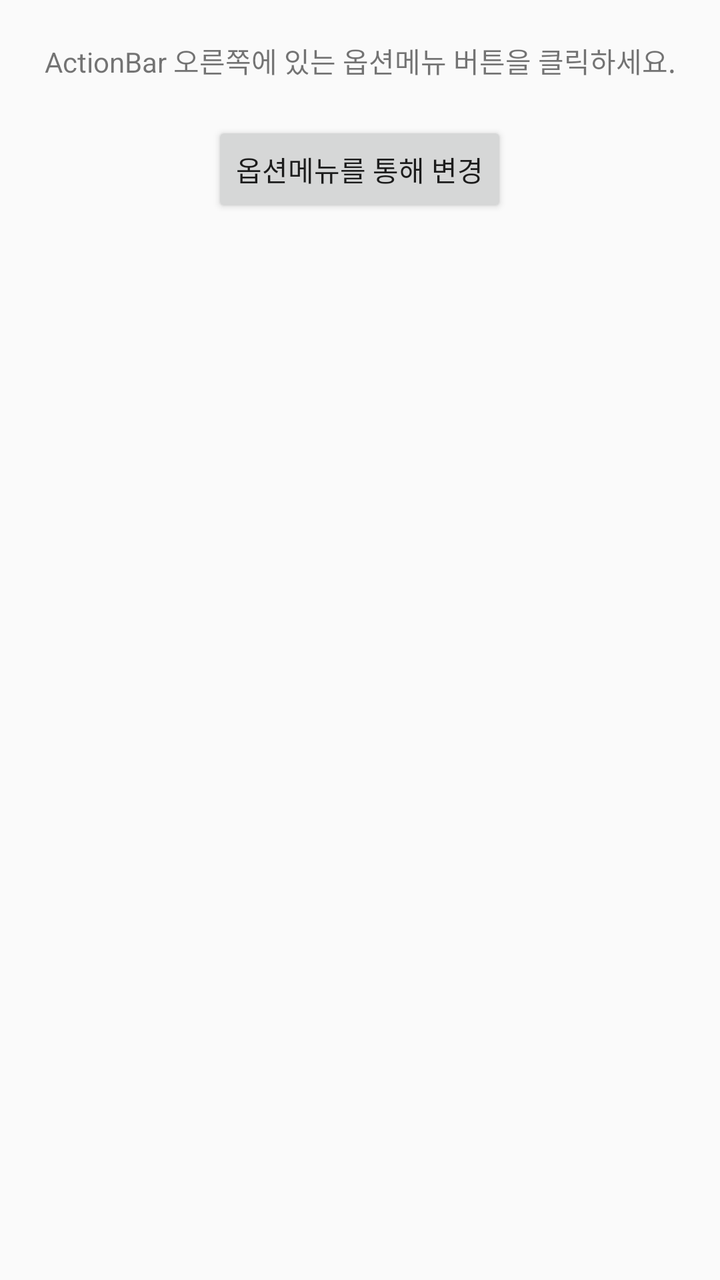
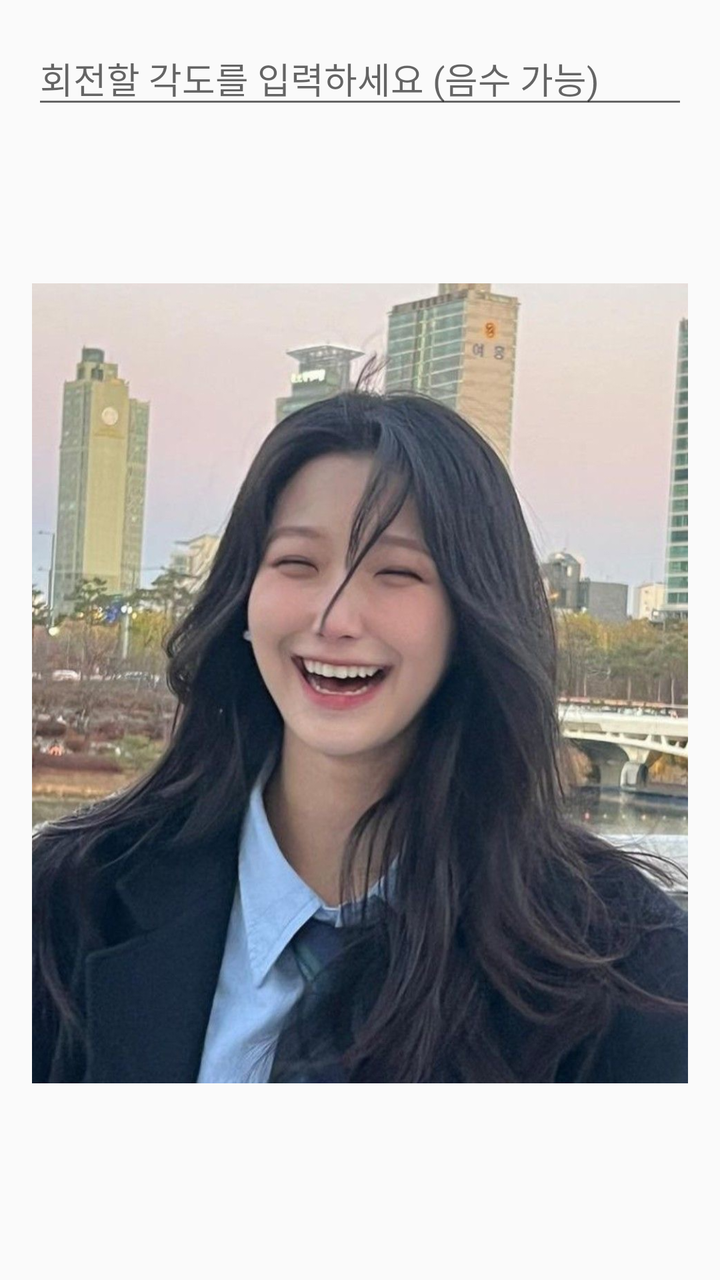

Before-and-after screenshots of an Android layout around one commit, followed by the original layout XML and the change that was made.
<!-- AndroidManifest.xml: application theme Theme.AppCompat.Light.DarkActionBar -->
<!-- res/layout/activity_main.xml -->
<?xml version="1.0" encoding="utf-8"?>
<LinearLayout xmlns:android="http://schemas.android.com/apk/res/android"
    xmlns:app="http://schemas.android.com/apk/res-auto"
    xmlns:tools="http://schemas.android.com/tools"
    android:id="@+id/main"
    android:layout_width="match_parent"
    android:layout_height="match_parent"
    android:gravity="center_horizontal"
    android:orientation="vertical"
    tools:context=".MainActivity">

    <TextView
        android:layout_width="match_parent"
        android:layout_height="wrap_content"
        android:layout_marginTop="20dp"
        android:layout_marginBottom="20dp"
        android:gravity="center_horizontal"
        android:text="ActionBar 오른쪽에 있는 옵션메뉴 버튼을 클릭하세요." />

    <Button
        android:id="@+id/btn"
        android:layout_width="wrap_content"
        android:layout_height="wrap_content"
        android:text="옵션메뉴를 통해 변경"/>
</LinearLayout>
<!-- resources referenced by this layout -->
<resources>

</resources>

<!-- the commit's change to res/layout/activity_main.xml (unified diff, before → after) -->
@@ -1,25 +1,27 @@
 <?xml version="1.0" encoding="utf-8"?>
 <LinearLayout xmlns:android="http://schemas.android.com/apk/res/android"
-    xmlns:app="http://schemas.android.com/apk/res-auto"
     xmlns:tools="http://schemas.android.com/tools"
     android:id="@+id/main"
     android:layout_width="match_parent"
     android:layout_height="match_parent"
     android:gravity="center_horizontal"
     android:orientation="vertical"
+    android:padding="16dp"
     tools:context=".MainActivity">
 
-    <TextView
+    <EditText
+        android:id="@+id/editDegree"
         android:layout_width="match_parent"
         android:layout_height="wrap_content"
+        android:hint="회전할 각도를 입력하세요 (음수 가능)"
+        android:inputType="numberSigned|numberDecimal"/>
+
+    <ImageView
+        android:id="@+id/imageView"
+        android:layout_width="wrap_content"
+        android:layout_height="match_parent"
         android:layout_marginTop="20dp"
         android:layout_marginBottom="20dp"
-        android:gravity="center_horizontal"
-        android:text="ActionBar 오른쪽에 있는 옵션메뉴 버튼을 클릭하세요." />
+        android:src="@drawable/img01" />
 
-    <Button
-        android:id="@+id/btn"
-        android:layout_width="wrap_content"
-        android:layout_height="wrap_content"
-        android:text="옵션메뉴를 통해 변경"/>
 </LinearLayout>
<!-- resource entries referenced after the edit -->
@@ -1,5 +1,5 @@
 <!-- resources referenced by this layout -->
 <resources>
-
+  <!-- drawable img01: jpg bitmap (drawable, 218210 bytes) -->
 </resources>
 
